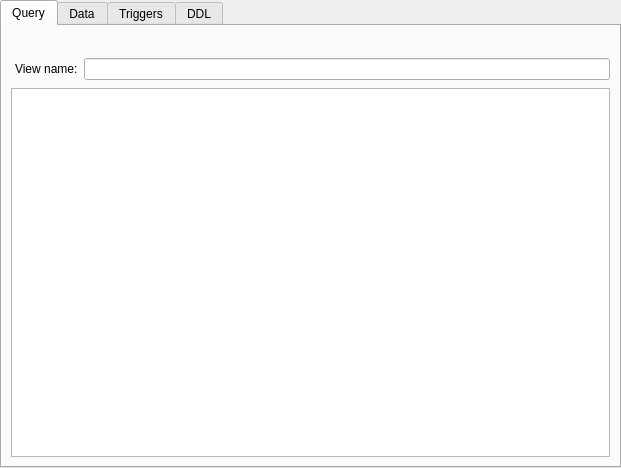
This is SQLiteStudio3/guiSQLiteStudio/windows/viewwindow.ui in pawelsalawa/sqlitestudio as Qt 5 draws it before an edit. The edited form follows.
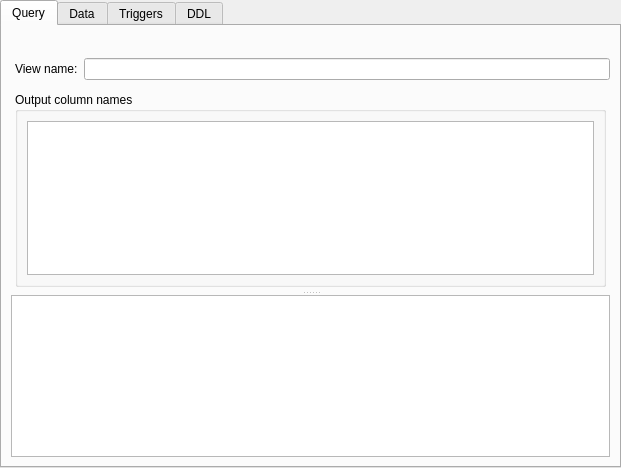
This is the edited form. Custom widgets are drawn as their Qt base class.

Commit message: View window now supports explicit column names for the view (introduced in SQLite 3.9); #2927 Several critical bugs fixed and enhancements to table modification algorithm related to foreign keys.

Diff of the .ui file:
```diff
--- a/SQLiteStudio3/guiSQLiteStudio/windows/viewwindow.ui
+++ b/SQLiteStudio3/guiSQLiteStudio/windows/viewwindow.ui
@@ -68,7 +68,86 @@
         </widget>
        </item>
        <item>
-        <widget class="SqlEditor" name="queryEdit"/>
+        <widget class="QWidget" name="widget" native="true">
+         <layout class="QHBoxLayout" name="horizontalLayout_4">
+          <property name="spacing">
+           <number>0</number>
+          </property>
+          <property name="leftMargin">
+           <number>0</number>
+          </property>
+          <property name="topMargin">
+           <number>0</number>
+          </property>
+          <property name="rightMargin">
+           <number>0</number>
+          </property>
+          <property name="bottomMargin">
+           <number>0</number>
+          </property>
+          <item>
+           <widget class="QSplitter" name="splitter">
+            <property name="orientation">
+             <enum>Qt::Vertical</enum>
+            </property>
+            <widget class="QWidget" name="outputColumnsContainer" native="true">
+             <layout class="QHBoxLayout" name="horizontalLayout_3">
+              <property name="spacing">
+               <number>4</number>
+              </property>
+              <property name="leftMargin">
+               <number>4</number>
+              </property>
+              <property name="topMargin">
+               <number>4</number>
+              </property>
+              <property name="rightMargin">
+               <number>4</number>
+              </property>
+              <property name="bottomMargin">
+               <number>4</number>
+              </property>
+              <item>
+               <widget class="QGroupBox" name="outputColumnsGroup">
+                <property name="title">
+                 <string>Output column names</string>
+                </property>
+                <layout class="QHBoxLayout" name="horizontalLayout_2">
+                 <item>
+                  <widget class="QListWidget" name="outputColumnsTable">
+                   <property name="dragEnabled">
+                    <bool>true</bool>
+                   </property>
+                   <property name="dragDropMode">
+                    <enum>QAbstractItemView::InternalMove</enum>
+                   </property>
+                   <property name="defaultDropAction">
+                    <enum>Qt::MoveAction</enum>
+                   </property>
+                   <property name="alternatingRowColors">
+                    <bool>true</bool>
+                   </property>
+                   <property name="selectionMode">
+                    <enum>QAbstractItemView::SingleSelection</enum>
+                   </property>
+                   <property name="selectionBehavior">
+                    <enum>QAbstractItemView::SelectRows</enum>
+                   </property>
+                   <property name="selectionRectVisible">
+                    <bool>true</bool>
+                   </property>
+                  </widget>
+                 </item>
+                </layout>
+               </widget>
+              </item>
+             </layout>
+            </widget>
+            <widget class="SqlEditor" name="queryEdit"/>
+           </widget>
+          </item>
+         </layout>
+        </widget>
        </item>
       </layout>
      </widget>
@@ -138,17 +217,17 @@
    <extends>QPlainTextEdit</extends>
    <header>sqlview.h</header>
   </customwidget>
+  <customwidget>
+   <class>SqlEditor</class>
+   <extends>QPlainTextEdit</extends>
+   <header>sqleditor.h</header>
+  </customwidget>
   <customwidget>
    <class>DataView</class>
    <extends>QTabWidget</extends>
    <header>dataview.h</header>
    <container>1</container>
   </customwidget>
-  <customwidget>
-   <class>SqlEditor</class>
-   <extends>QPlainTextEdit</extends>
-   <header>sqleditor.h</header>
-  </customwidget>
  </customwidgets>
  <resources/>
  <connections/>
```
The commit also changes 24 other files.
